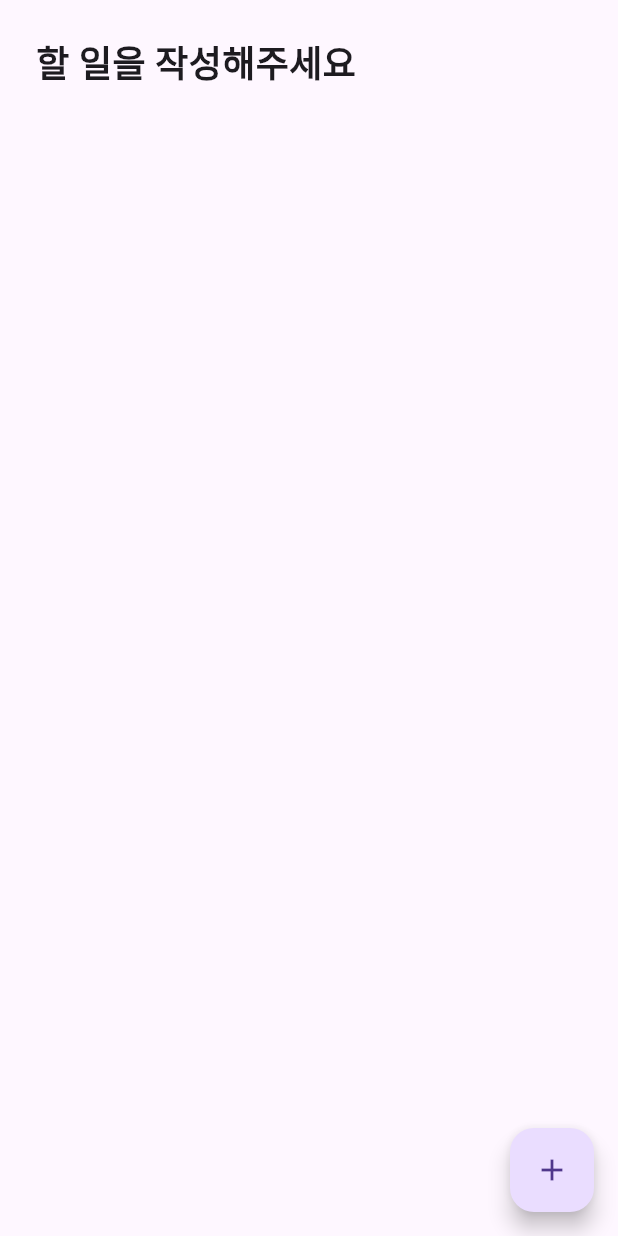
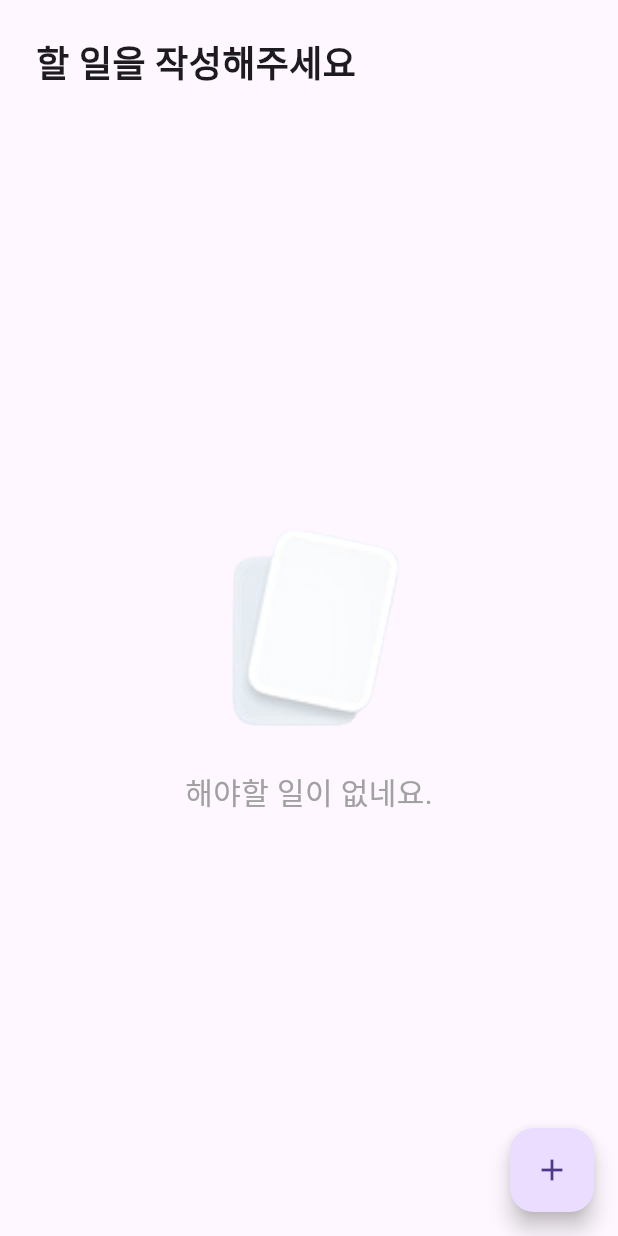
Before and after one commit to jinsubaekdev/do-what-to-do, a Flutter app: the screen it shows after launch, on a phone screen of 412 x 824 dp. Run offline on Flutter 3.47's test engine with Material 3 defaults, Android fonts, the phone set to English and light mode, and no system bars; our stand-ins replace after_layout, flutter_riverpod, freezed_annotation, velocity_x; generated files the repository leaves out were written again.

Commit message:
feat: Todo가 비어있을 때의 UI 구현

```diff
--- /dev/null
+++ b/lib/common/widgets/w_empty_state.dart
@@ -0,0 +1,29 @@
+import 'package:do_what_to_do/common/const/colors.dart';
+import 'package:do_what_to_do/common/theme/app_theme.dart';
+import 'package:flutter/material.dart';
+import 'package:velocity_x/velocity_x.dart';
+
+class EmptyState extends StatelessWidget {
+  static const imageSize = 180.0;
+  const EmptyState({super.key});
+
+  @override
+  Widget build(BuildContext context) {
+    return Row(
+      mainAxisAlignment: MainAxisAlignment.center,
+      children: [
+        Column(
+          mainAxisAlignment: MainAxisAlignment.center,
+          children: [
+            Image.asset(
+              height: imageSize,
+              width: imageSize,
+              'asset/images/two_cards_icon.png',
+            ),
+            '해야할 일이 없네요.'.text.textStyle(AppTextTheme.xl.regular).color(AppColors.grey400).make(),
+          ],
+        ),
+      ],
+    );
+  }
+}
--- a/lib/common/widgets/w_todo_list.dart
+++ b/lib/common/widgets/w_todo_list.dart
@@ -1,3 +1,4 @@
+import 'package:do_what_to_do/common/widgets/w_empty_state.dart';
 import 'package:do_what_to_do/common/widgets/w_todo_item.dart';
 import 'package:do_what_to_do/features/todos/state/todo_data_holder.dart';
 import 'package:do_what_to_do/features/write_todo/s_write_todo.dart';
@@ -11,7 +12,12 @@ class TodoList extends ConsumerWidget {
   Widget build(BuildContext context, WidgetRef ref) {
     final todoList = ref.watch(todoDataProvider);
 
-    return Column(
+    if (todoList.isEmpty) {
+      return EmptyState();
+    }
+
+    return SingleChildScrollView(
+      child: Column(
         children: todoList.map((e) {
           return TodoItem(
             todo: e,
@@ -19,6 +25,7 @@ class TodoList extends ConsumerWidget {
             onContentPressed: () => WriteTodoScreen.navigate(context: context, todo: e),
           );
         }).toList(),
+      ),
     );
   }
 }
--- a/lib/features/todos/s_todos.dart
+++ b/lib/features/todos/s_todos.dart
@@ -2,6 +2,7 @@ import 'package:do_what_to_do/common/theme/app_theme.dart';
 import 'package:do_what_to_do/common/widgets/w_todo_list.dart';
 import 'package:do_what_to_do/common/widgets/w_width_and_height.dart';
 import 'package:do_what_to_do/features/write_todo/s_write_todo.dart';
+import 'package:flutter/cupertino.dart';
 import 'package:flutter/material.dart';
 import 'package:flutter_riverpod/flutter_riverpod.dart';
 import 'package:velocity_x/velocity_x.dart';
@@ -24,7 +25,7 @@ class TodosScreen extends ConsumerWidget {
             children: [
               _Header(),
               height16,
-              TodoList(),
+              Expanded(child: TodoList()),
             ],
           ),
         ),
--- a/pubspec.yaml
+++ b/pubspec.yaml
@@ -62,8 +62,8 @@ flutter:
   uses-material-design: true
 
   # To add assets to your application, add an assets section, like this:
-  # assets:
-  #   - images/a_dot_burr.jpeg
+  assets:
+    - asset/images/
   #   - images/a_dot_ham.jpeg
 
   # An image asset can refer to one or more resolution-specific "variants", see
```
Also changed, not shown: asset/images/two_cards_icon.png (added). Lines whose indentation alone changed are shown as unchanged.
